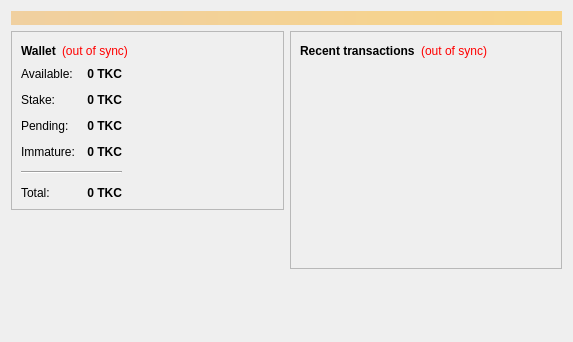
First picture: the form in src/qt/forms/overviewpage.ui, repository TheCoinKing/Core, before the edit.
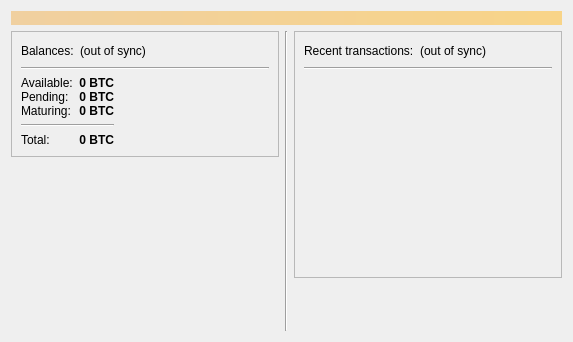
Second picture: the form after the edit.

Patch:
```diff
--- a/src/qt/forms/overviewpage.ui
+++ b/src/qt/forms/overviewpage.ui
@@ -31,11 +31,11 @@
     </widget>
    </item>
    <item>
-    <layout class="QHBoxLayout" name="horizontalLayout" stretch="1,1">
+    <layout class="QHBoxLayout" name="horizontalLayout" stretch="1,0,1">
      <item>
       <layout class="QVBoxLayout" name="verticalLayout_2">
        <item>
-        <widget class="QFrame" name="frame">
+        <widget class="QFrame" name="frameOverview">
          <property name="frameShape">
           <enum>QFrame::StyledPanel</enum>
          </property>
@@ -46,15 +46,9 @@
           <item>
            <layout class="QHBoxLayout" name="horizontalLayout_4">
             <item>
-             <widget class="QLabel" name="label_5">
-              <property name="font">
-               <font>
-                <weight>75</weight>
-                <bold>true</bold>
-               </font>
-              </property>
+             <widget class="QLabel" name="labelWallet">
               <property name="text">
-               <string>Wallet</string>
+               <string>Balances:</string>
               </property>
              </widget>
             </item>
@@ -63,9 +57,6 @@
               <property name="toolTip">
                <string>The displayed information may be out of date. Your wallet automatically synchronizes with the coinking network after a connection is established, but this process has not completed yet.</string>
               </property>
-              <property name="styleSheet">
-               <string notr="true">QLabel { color: red; }</string>
-              </property>
               <property name="text">
                <string notr="true">(out of sync)</string>
               </property>
@@ -89,21 +80,26 @@
             </item>
            </layout>
           </item>
+          <item>
+           <widget class="Line" name="line">
+            <property name="orientation">
+             <enum>Qt::Horizontal</enum>
+            </property>
+           </widget>
+          </item>
           <item>
           <layout class="QHBoxLayout" name="horizontalLayout_3">
            <item>
+             <layout class="QHBoxLayout" name="horizontalLayout_5">
+              <item>
+               <layout class="QVBoxLayout" name="verticalLayout_5">
+                <item>
            <layout class="QFormLayout" name="formLayout_2">
-            <property name="fieldGrowthPolicy">
-             <enum>QFormLayout::AllNonFixedFieldsGrow</enum>
-            </property>
-            <property name="horizontalSpacing">
-             <number>12</number>
-            </property>
             <property name="verticalSpacing">
-             <number>12</number>
+                   <number>0</number>
             </property>
             <item row="0" column="0">
-             <widget class="QLabel" name="label">
+                   <widget class="QLabel" name="labelBalanceText">
               <property name="text">
                <string>Available:</string>
               </property>
@@ -121,10 +117,10 @@
                <cursorShape>IBeamCursor</cursorShape>
               </property>
               <property name="toolTip">
-               <string>Your current spendable balance</string>
+                     <string>Your current balance</string>
               </property>
               <property name="text">
-               <string notr="true">0 TKC</string>
+                     <string notr="true">0 BTC</string>
               </property>
               <property name="alignment">
                <set>Qt::AlignRight|Qt::AlignTrailing|Qt::AlignVCenter</set>
@@ -135,45 +131,13 @@
              </widget>
             </item>
             <item row="1" column="0">
-             <widget class="QLabel" name="labelStakeText">
-              <property name="text">
-               <string>Stake:</string>
-              </property>
-             </widget>
-            </item>
-            <item row="1" column="1">
-             <widget class="QLabel" name="labelStake">
-              <property name="font">
-               <font>
-                <weight>75</weight>
-                <bold>true</bold>
-               </font>
-              </property>
-              <property name="cursor">
-               <cursorShape>IBeamCursor</cursorShape>
-              </property>
-              <property name="toolTip">
-               <string>Total of coins that were staked and do not yet count toward the current balance</string>
-              </property>
-              <property name="text">
-               <string notr="true">0 TKC</string>
-              </property>
-              <property name="alignment">
-               <set>Qt::AlignRight|Qt::AlignTrailing|Qt::AlignVCenter</set>
-              </property>
-              <property name="textInteractionFlags">
-               <set>Qt::LinksAccessibleByMouse|Qt::TextSelectableByKeyboard|Qt::TextSelectableByMouse</set>
-              </property>
-             </widget>
-            </item>
-            <item row="2" column="0">
-             <widget class="QLabel" name="label_3">
+                   <widget class="QLabel" name="labelUnconfirmedText">
               <property name="text">
                <string>Pending:</string>
               </property>
              </widget>
             </item>
-            <item row="2" column="1">
+                  <item row="1" column="1">
              <widget class="QLabel" name="labelUnconfirmed">
               <property name="font">
                <font>
@@ -185,10 +149,10 @@
                <cursorShape>IBeamCursor</cursorShape>
               </property>
               <property name="toolTip">
-               <string>Total of transactions that have yet to be confirmed, and do not yet count toward the spendable balance</string>
+                     <string>Total of transactions that have yet to be confirmed, and do not yet count toward the current balance</string>
               </property>
               <property name="text">
-               <string notr="true">0 TKC</string>
+                     <string notr="true">0 BTC</string>
               </property>
               <property name="alignment">
                <set>Qt::AlignRight|Qt::AlignTrailing|Qt::AlignVCenter</set>
@@ -198,14 +162,14 @@
               </property>
              </widget>
             </item>
-            <item row="3" column="0">
+                  <item row="2" column="0">
              <widget class="QLabel" name="labelImmatureText">
               <property name="text">
-               <string>Immature:</string>
+                     <string>Maturing:</string>
               </property>
              </widget>
             </item>
-            <item row="3" column="1">
+                  <item row="2" column="1">
              <widget class="QLabel" name="labelImmature">
               <property name="font">
                <font>
@@ -214,10 +178,10 @@
                </font>
               </property>
               <property name="toolTip">
-               <string>Mined balance that has not yet matured</string>
+                     <string>Total of newly minted or mined coins that are too young to be spent</string>
               </property>
               <property name="text">
-               <string notr="true">0 TKC</string>
+                     <string notr="true">0 BTC</string>
               </property>
               <property name="alignment">
                <set>Qt::AlignRight|Qt::AlignTrailing|Qt::AlignVCenter</set>
@@ -227,14 +191,25 @@
               </property>
              </widget>
             </item>
-            <item row="5" column="0">
+                 </layout>
+                </item>
+                <item>
+                 <widget class="Line" name="line_5">
+                  <property name="orientation">
+                   <enum>Qt::Horizontal</enum>
+                  </property>
+                 </widget>
+                </item>
+                <item>
+                  <layout class="QFormLayout" name="formLayoutTotal">
+                    <item row="0" column="0">
              <widget class="QLabel" name="labelTotalText">
               <property name="text">
                <string>Total:</string>
               </property>
              </widget>
             </item>
-            <item row="5" column="1">
+                    <item row="0" column="1">
              <widget class="QLabel" name="labelTotal">
               <property name="font">
                <font>
@@ -242,14 +217,11 @@
                 <bold>true</bold>
                </font>
               </property>
-              <property name="cursor">
-               <cursorShape>IBeamCursor</cursorShape>
-              </property>
               <property name="toolTip">
-               <string>Your current total balance</string>
+                       <string>Total amount in your wallet</string>
               </property>
               <property name="text">
-               <string notr="true">0 TKC</string>
+                       <string notr="true">0 BTC</string>
               </property>
               <property name="alignment">
                <set>Qt::AlignRight|Qt::AlignTrailing|Qt::AlignVCenter</set>
@@ -259,12 +231,7 @@
               </property>
              </widget>
             </item>
-            <item row="4" column="0" colspan="2">
-             <widget class="Line" name="line">
-              <property name="orientation">
-               <enum>Qt::Horizontal</enum>
-              </property>
-             </widget>
+                  </layout>
             </item>
            </layout>
           </item>
@@ -284,6 +251,8 @@
            </layout>
           </item>
          </layout>
+          </item>
+         </layout>
         </widget>
        </item>
        <item>
@@ -301,6 +270,13 @@
        </item>
       </layout>
      </item>
+     <item>
+      <widget class="Line" name="line_2">
+       <property name="orientation">
+        <enum>Qt::Vertical</enum>
+       </property>
+      </widget>
+     </item>
      <item>
       <layout class="QVBoxLayout" name="verticalLayout_3">
        <item>
@@ -315,9 +291,9 @@
           <item>
            <layout class="QHBoxLayout" name="horizontalLayout_2">
             <item>
-             <widget class="QLabel" name="label_4">
+             <widget class="QLabel" name="labelTransactions">
               <property name="text">
-               <string>&lt;b&gt;Recent transactions&lt;/b&gt;</string>
+               <string>Recent transactions:</string>
               </property>
              </widget>
             </item>
@@ -326,9 +302,6 @@
               <property name="toolTip">
                <string>The displayed information may be out of date. Your wallet automatically synchronizes with the coinking network after a connection is established, but this process has not completed yet.</string>
               </property>
-              <property name="styleSheet">
-               <string notr="true">QLabel { color: red; }</string>
-              </property>
               <property name="text">
                <string notr="true">(out of sync)</string>
               </property>
@@ -352,6 +325,13 @@
             </item>
            </layout>
           </item>
+          <item>
+           <widget class="Line" name="line_3">
+            <property name="orientation">
+             <enum>Qt::Horizontal</enum>
+            </property>
+           </widget>
+          </item>
           <item>
            <widget class="QListView" name="listTransactions">
             <property name="styleSheet">
```
Lines whose indentation alone changed are shown as unchanged.
